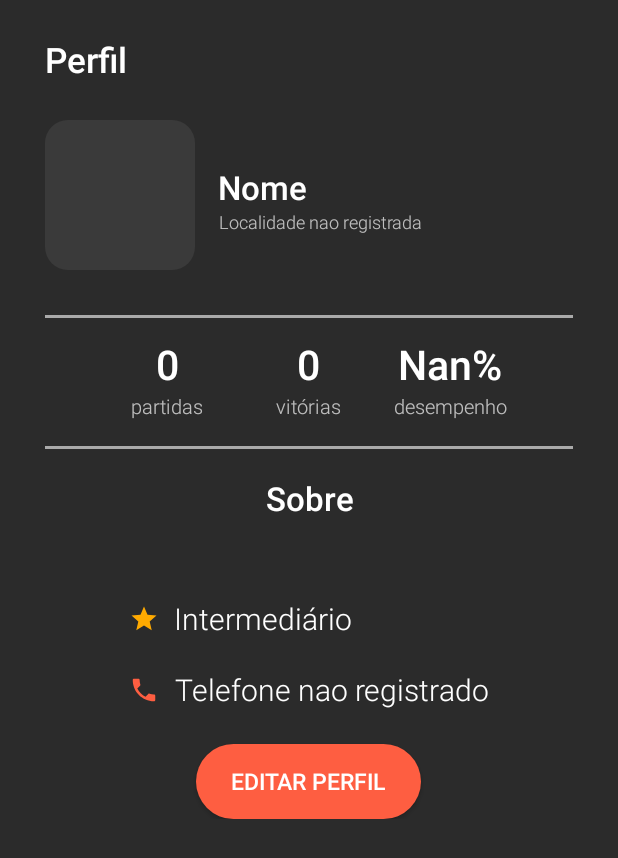
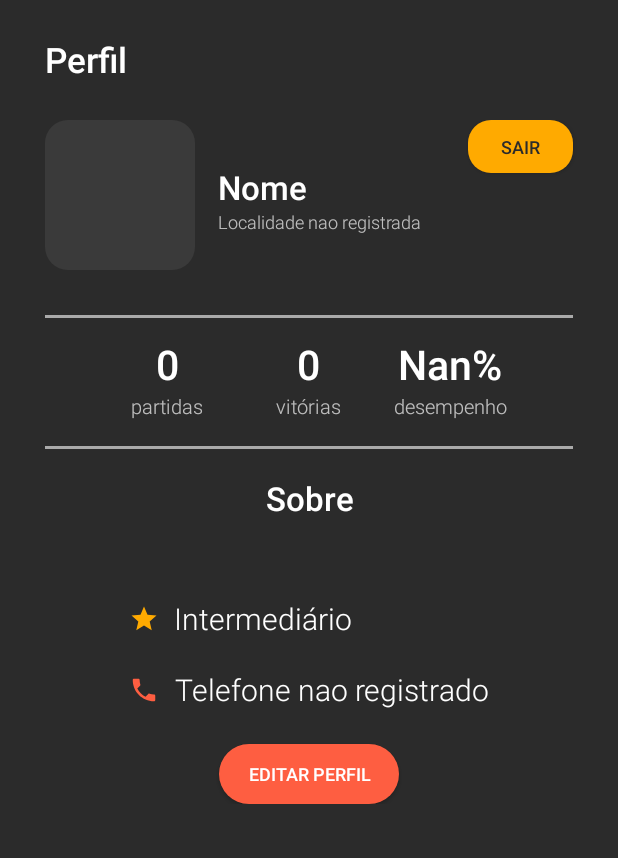
Before and after one commit to InfnetDAPB2020T1/rep, an Android app: the layout fragment_perfil__home.xml on its own in the app's theme, with its tools: preview values and no code run, on a phone screen of 412 x 824 dp. Shown: the top 858 px of the screen. Run offline under Robolectric (Android 15) with nearby library versions, the phone set to English and light mode, and no system bars; network calls fail.

Commit message:
commit N2

```diff
--- a/app/src/main/java/com/example/projpaint3/FragmentsApp/Perfil/Perfil_EditFragment.kt
+++ b/app/src/main/java/com/example/projpaint3/FragmentsApp/Perfil/Perfil_EditFragment.kt
@@ -46,7 +46,7 @@ class Perfil_EditFragment : Fragment() {
         }
         var imagem_selecionada = usuarioViewModel.usuario!!.icone
 
-        var nivel_selecionado = usuarioViewModel.usuario!!.nivel
+        var nivel_selecionado = 1
         edt_localidade_perfil.setText(usuarioViewModel.usuario!!.localidade.toString())
         edt_nome_perfil.setText(usuarioViewModel.usuario!!.nome.toString())
         edt_sobre_perfil.setText(usuarioViewModel.usuario!!.sobre.toString())
--- a/app/src/main/java/com/example/projpaint3/FragmentsInicial/CadastroFragment.kt
+++ b/app/src/main/java/com/example/projpaint3/FragmentsInicial/CadastroFragment.kt
@@ -28,6 +28,7 @@ class CadastroFragment : Fragment() {
 
     private lateinit var usuarioViewModel_cadastro : UsuarioViewModel
     lateinit var firebaseFirestore : FirebaseFirestore
+
     override fun onCreateView(inflater: LayoutInflater, container: ViewGroup?,
                               savedInstanceState: Bundle?): View? {
         // Inflate the layout for this fragment
@@ -148,7 +149,9 @@ class CadastroFragment : Fragment() {
         return !(palavra.contains(";")||palavra.contains(".")||
                 palavra.contains(",")|| palavra.contains(" ")||
                 palavra.contains("!")|| palavra.contains("?")||
-                palavra.contains(":")|| !((palavra.length>=4) && (palavra.length <=18))
+                palavra.contains("/")|| !((palavra.length>=4) && (palavra.length <=18))
                 )
     }
+
+
 }
--- a/app/src/main/res/layout/activity_criar_evento.xml
+++ b/app/src/main/res/layout/activity_criar_evento.xml
@@ -189,4 +189,6 @@
         android:padding="15dp"/>
 
 
+
+
 </RelativeLayout>
--- a/app/src/main/res/layout/fragment_perfil__edit.xml
+++ b/app/src/main/res/layout/fragment_perfil__edit.xml
@@ -261,7 +261,7 @@
                 android:layout_height="50dp"
                 android:paddingHorizontal="25dp"
                 android:inputType="text"
-                android:maxLength="40"
+                android:maxLength="25"
                 android:fontFamily="sans-serif-light"
                 android:hint=""
                 android:background="@drawable/edt_txt_format2"
--- a/app/src/main/res/layout/fragment_perfil__home.xml
+++ b/app/src/main/res/layout/fragment_perfil__home.xml
@@ -78,15 +78,28 @@
 
                     <TextView
                         android:id="@+id/txt_localidade_perfil"
-                        android:layout_width="wrap_content"
+                        android:layout_width="150dp"
                         android:layout_height="wrap_content"
                         android:layout_alignStart="@id/nome_txt_perfil"
                         android:layout_gravity="center_horizontal"
                         android:layout_below="@id/nome_txt_perfil"
                         android:fontFamily="sans-serif-light"
                         android:text="Localidade nao registrada"
-                        android:textAlignment="center"
+                        android:gravity="start"
                         android:textSize="12dp" />
+
+                    <Button
+                        android:id="@+id/btn_logout"
+                        android:layout_height="35dp"
+                        android:layout_width="70dp"
+                        android:text="Sair"
+                        android:textSize="12dp"
+                        android:background="@drawable/back_card_local"
+                        android:backgroundTint="@color/colorAccent3"
+                        android:textColor="@color/colorBack1"
+                        android:layout_alignParentEnd="true"
+                        android:layout_marginEnd="30dp"
+                        />
 
                 </RelativeLayout>
 
@@ -308,15 +321,15 @@
 
             <Button
                 android:id="@+id/btn_editar_prefil"
-                android:layout_width="150dp"
-                android:layout_height="50dp"
+                android:layout_width="120dp"
+                android:layout_height="40dp"
                 android:layout_gravity="center"
                 android:layout_marginTop="20dp"
                 android:background="@drawable/btn_shape1"
                 android:fontFamily="sans-serif-light"
                 android:textStyle="bold"
                 android:text="Editar perfil"
-                android:textSize="15dp"
+                android:textSize="12dp"
                 />
 
 
```
Also changed, not shown: app/src/main/java/com/example/projpaint3/FragmentsApp/Perfil/Perfil_HomeFragment.kt (+10 -0 lines), app/src/main/java/com/example/projpaint3/FragmentsInicial/LoginFragment.kt (+70 -0 lines), app/src/main/java/com/example/projpaint3/Repositorio/Repos.kt (+7 -0 lines).
